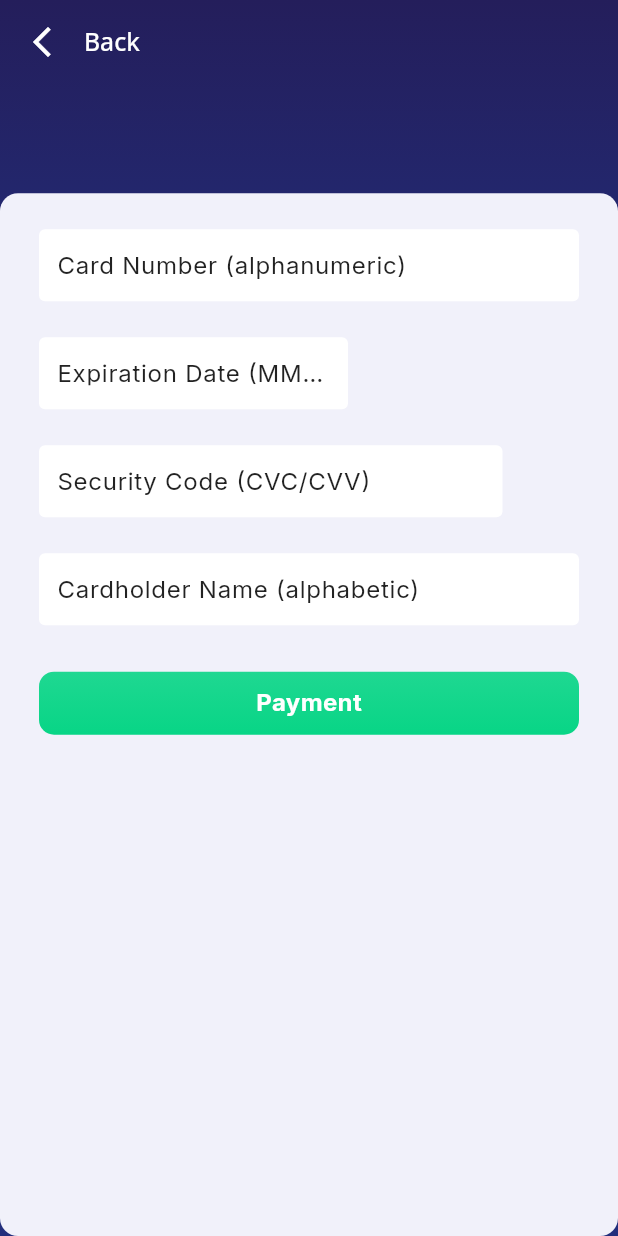
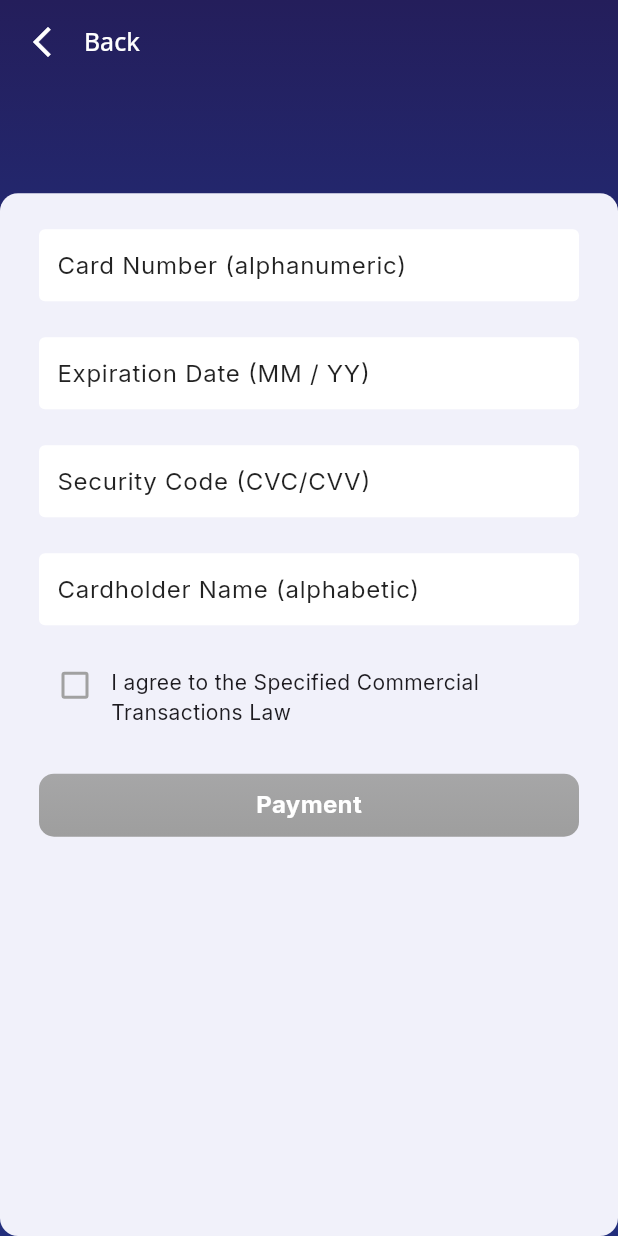
Before and after one commit to tqdaoinfo108/golf_newui, a Flutter app: the PaymentScreen screen opened by its route, on a phone screen of 412 x 824 dp. Run offline on Flutter 3.47's test engine with Material 3 defaults, Android fonts, the phone set to English and light mode, and no system bars; our stand-ins replace auto_size_text, dio, expandable, firebase_core, firebase_messaging, flutter_credit_card and 14 more; missing offline and left inert: flutter_line_sdk, hl_image_picker_pro, loadmore, tiengviet; accounts and stored records are empty; generated files the repository leaves out were written again; network calls fail; statements that could not run were skipped; project files that could hold a hidden picture were left out.

Commit message:
Enforce Latin characters for cardholder name and add terms agreement
Cardholder name input now only accepts Latin alphabet characters and spaces, with validation and filtering applied. Added a checkbox for users to agree to the Specified Commercial Transactions Law, including a WebView dialog for details. Updated translations and bumped the intl package version.

```diff
--- a/lib/screens/payment_new/credit_card_form_custom.dart
+++ b/lib/screens/payment_new/credit_card_form_custom.dart
@@ -1,7 +1,6 @@
 import 'package:flutter/material.dart';
 import 'package:flutter_credit_card/flutter_credit_card.dart';
 import 'package:get/get.dart';
-import 'package:tiengviet/tiengviet.dart';
 
 import 'credit_card_validator.dart';
 import 'masked_text_controller.dart';
@@ -339,7 +338,7 @@ class _CreditCardFormCustomState extends State<CreditCardFormCustom> {
             Visibility(
               visible: widget.isExpiryDateVisible,
               child: Container(
-                width: MediaQuery.of(context).size.width * 0.5,
+                width: MediaQuery.of(context).size.width ,
                 padding: const EdgeInsets.symmetric(vertical: 8.0),
                 margin: const EdgeInsets.only(left: 16, top: 8, right: 16),
                 child: TextFormField(
@@ -419,7 +418,7 @@ class _CreditCardFormCustomState extends State<CreditCardFormCustom> {
               child: Container(
                 padding: const EdgeInsets.symmetric(vertical: 8.0),
                 margin: const EdgeInsets.only(left: 16, top: 8, right: 16),
-                width: MediaQuery.of(context).size.width * 0.75,
+                width: MediaQuery.of(context).size.width ,
                 child: TextFormField(
                   key: widget.cvvCodeKey,
                   obscureText: widget.obscureCvv,
@@ -481,10 +480,10 @@ class _CreditCardFormCustomState extends State<CreditCardFormCustom> {
                   controller: widget.cardHolderNameController,
                   onChanged: (String value) {
                     setState(() {
-                      widget.cardHolderNameController!.text =
-                          TiengViet.parse(
-                            widget.cardHolderNameController!.text,
-                          ).toUpperCase();
+                      // Chỉ cho phép ký tự Latin (A-Z, a-z, dấu cách)
+                      String filteredValue = value.replaceAll(RegExp(r'[^a-zA-Z\s]'), '');
+
+                      widget.cardHolderNameController!.text = filteredValue.toUpperCase();
                       cardHolderName = widget.cardHolderNameController!.text;
                       creditCardModel.cardHolderName = cardHolderName;
                       onCreditCardModelChange(creditCardModel);
@@ -514,6 +513,10 @@ class _CreditCardFormCustomState extends State<CreditCardFormCustom> {
                     if (value == null || value.isEmpty) {
                       return 'card_holder_empty'.tr;
                     }
+                    // Kiểm tra chỉ chứa ký tự Latin và dấu cách
+                    if (!RegExp(r'^[a-zA-Z\s]+$').hasMatch(value)) {
+                      return 'Please enter only alphabetic characters'.tr;
+                    }
                     return null;
                   },
                 ),
--- a/lib/screens/payment_new/payment_new_controller.dart
+++ b/lib/screens/payment_new/payment_new_controller.dart
@@ -37,6 +37,7 @@ class PaymentController extends GetxController
   bool useGlassMorphism = false;
 
   RxString cvvErrorText = "".obs;
+  RxBool isAgreedToTerms = false.obs;
 
 
   final MaskedTextController cardNumberController = MaskedTextController(
@@ -67,8 +68,7 @@ class PaymentController extends GetxController
   void onCreditCardModelChange(CreditCardModel? creditCardModel) {
     cardNumber.value = creditCardModel!.cardNumber;
     expiryDate.value = creditCardModel.expiryDate;
-    cardHolderName.value =
-        TiengViet.parse(creditCardModel.cardHolderName).toUpperCase();
+    cardHolderName.value = creditCardModel.cardHolderName.replaceAll(RegExp(r'[^a-zA-Z\s]'), '');
     cvvCode.value = creditCardModel.cvvCode;
     isCvvFocused.value = creditCardModel.isCvvFocused;
     refresh();
--- a/lib/screens/payment_new/payment_new_screen.dart
+++ b/lib/screens/payment_new/payment_new_screen.dart
@@ -1,14 +1,13 @@
 import 'package:flutter/material.dart';
 import 'package:get/get.dart';
 import 'package:golf_uiv2/model/decision_option.dart';
-import 'package:golf_uiv2/router/app_routers.dart';
 import 'package:golf_uiv2/utils/color.dart';
 import 'package:golf_uiv2/utils/support.dart';
 import 'package:golf_uiv2/widgets/application_appbar.dart';
 import 'package:golf_uiv2/utils/constants.dart';
 import 'package:google_fonts/google_fonts.dart';
+import 'package:webview_flutter/webview_flutter.dart';
 import '../../model/page_result.dart';
-import '../../services/golf_api.dart';
 import '../../widgets/button_default.dart';
 import 'credit_card_form_custom.dart';
 import 'payment_new_controller.dart';
@@ -164,6 +163,40 @@ class PaymentScreen extends GetView<PaymentController> {
                                           controller.cardHolderNameController,
                                     ),
                                   ),
+                                  // Checkbox đồng ý điều khoản
+                                  Container(
+                                    margin: const EdgeInsets.symmetric(
+                                      horizontal: 16,
+                                      vertical: 8,
+                                    ),
+                                    child: Obx(
+                                      () => Row(
+                                        crossAxisAlignment: CrossAxisAlignment.start,
+                                        children: [
+                                          Checkbox(
+                                            value: controller.isAgreedToTerms.value,
+                                            onChanged: (value) {
+                                              controller.isAgreedToTerms.value = value ?? false;
+                                            },
+                                            activeColor: GolfColor.GolfPrimaryColor,
+                                          ),
+                                          Expanded(
+                                            child: GestureDetector(
+                                              onTap: () {
+                                                _showPaymentLawWebView(context);
+                                              },
+                                              child: Padding(
+                                                padding: const EdgeInsets.only(top: 12.0),
+                                                child: Text(
+                                                  "i_agree_to_the_specified_commercial_transactions_law".tr,
+                                                ),
+                                              ),
+                                            ),
+                                          ),
+                                        ],
+                                      ),
+                                    ),
+                                  ),
                                   Container(
                                     margin: const EdgeInsets.symmetric(
                                       horizontal: 16,
@@ -177,14 +210,20 @@ class PaymentScreen extends GetView<PaymentController> {
                                     ),
                                     width: double.infinity,
                                     alignment: Alignment.center,
-                                    child: DefaultButton(
-                                      radius: 10,
-                                      text: 'payment'.tr,
-                                      textColor: Colors.white,
-                                      backgroundColor: Color(0xff08D586),
-                                      press: () {
-                                        controller.onValidate();
-                                      },
+                                    child: Obx(
+                                      () => DefaultButton(
+                                        radius: 10,
+                                        text: 'payment'.tr,
+                                        textColor: Colors.white,
+                                        backgroundColor: controller.isAgreedToTerms.value
+                                            ? Color(0xff08D586)
+                                            : Colors.grey,
+                                        press: controller.isAgreedToTerms.value
+                                            ? () {
+                                                controller.onValidate();
+                                              }
+                                            : null,
+                                      ),
                                     ),
                                   ),
                                 ],
@@ -197,6 +236,62 @@ class PaymentScreen extends GetView<PaymentController> {
           ),
         ),
       ),
+    );
+  }
+
+  void _showPaymentLawWebView(BuildContext context) {
+    showDialog(
+      context: context,
+      builder: (BuildContext context) {
+        return Dialog(
+          insetPadding: EdgeInsets.all(20),
+          child: Container(
+            height: MediaQuery.of(context).size.height * 0.8,
+            child: Column(
+              children: [
+                Container(
+                  padding: EdgeInsets.all(16),
+                  decoration: BoxDecoration(
+                    color: GolfColor.GolfPrimaryColor,
+                    borderRadius: BorderRadius.only(
+                      topLeft: Radius.circular(8),
+                      topRight: Radius.circular(8),
+                    ),
+                  ),
+                  child: Row(
+                    mainAxisAlignment: MainAxisAlignment.spaceBetween,
+                    children: [
+                      Expanded(
+                        child: Text(
+                          "i_agree_to_the_specified_commercial_transactions_law".tr,
+                          style: TextStyle(
+                            color: Colors.white,
+                            fontWeight: FontWeight.bold,
+                          ),
+                        ),
+                      ),
+                      IconButton(
+                        onPressed: () => Navigator.of(context).pop(),
+                        icon: Icon(Icons.close, color: Colors.white),
+                      ),
+                    ],
+                  ),
+                ),
+                Expanded(
+                  child: Container(
+                    width: double.infinity,
+                    child: WebViewWidget(
+                      controller: WebViewController()
+                        ..setJavaScriptMode(JavaScriptMode.unrestricted)
+                        ..loadRequest(Uri.parse('https://mujin24.com/?p=paymentlaw')),
+                    ),
+                  ),
+                ),
+              ],
+            ),
+          ),
+        );
+      },
     );
   }
 
--- a/lib/translations/en_us_translations.dart
+++ b/lib/translations/en_us_translations.dart
@@ -249,4 +249,6 @@ const Map<String, String> en = {
   "delete_account_successful": "Deleted successfully",
   "account_not_found": "No account found for this email address.",
   "sign_out_confirmation_title": "Do you want to sign out?",
+  "i_agree_to_the_specified_commercial_transactions_law": "I agree to the Specified Commercial Transactions Law",
+  "Please enter only alphabetic characters": "Please enter only alphabetic characters"
 };
--- a/lib/translations/jp_jp_translations.dart
+++ b/lib/translations/jp_jp_translations.dart
@@ -222,6 +222,8 @@ const Map<String, String> jp = {
       "アカウントを削除すると、すべてのサービスがご利用いただけなくなります。",
   "delete_account_successful": "削除成功",
   "account_not_found": "このメールアドレスに該当するアカウントが見つかりません。",
-  "sign_out_confirmation_title": "サインアウトしますか？"
+  "i_agree_to_the_specified_commercial_transactions_law": "特定商取引法に基づく表記に同意します",
+  "sign_out_confirmation_title": "サインアウトしますか？",
+  "Please enter only alphabetic characters": "半角英字のみ入力してください"
 
 };
--- a/pubspec.yaml
+++ b/pubspec.yaml
@@ -16,7 +16,7 @@ dependencies:
   cupertino_icons: ^1.0.8
   get: ^4.7.2
   #nb_utils: ^4.4.12 # utils
-  intl: ^0.19.0
+  intl: ^0.20.2
   google_fonts: ^6.2.1
   expandable: ^5.0.1 #expandable
   dio: ^5.8.0+1
```
Also changed, not shown: pubspec.lock.
